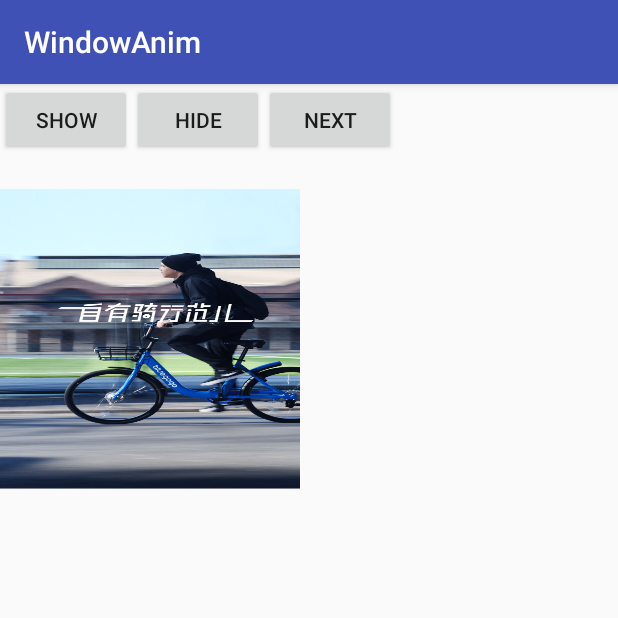
After one commit to ZhaoNingqiang/anim, an Android app: the CircularRevealActivity screen opened directly, with no data from a screen before it, on a phone screen of 412 x 824 dp, the top half of it. The commit adds this screen. Run offline under Robolectric (Android 15) with nearby library versions, the phone set to English and light mode, and no system bars.

Commit message:
learn anim

```diff
--- a/app/src/main/AndroidManifest.xml
+++ b/app/src/main/AndroidManifest.xml
@@ -21,6 +21,10 @@
         <activity
             android:name=".TransitionWithoutScene"
             android:screenOrientation="portrait" />
+
+        <activity
+            android:name=".CircularRevealActivity"
+            android:screenOrientation="portrait" />
     </application>
 
 </manifest>
--- a/app/src/main/java/flower/windowanim/TransitionWithoutScene.java
+++ b/app/src/main/java/flower/windowanim/TransitionWithoutScene.java
@@ -1,6 +1,7 @@
 package flower.windowanim;
 
 import android.app.Activity;
+import android.content.Intent;
 import android.os.Bundle;
 import android.support.annotation.Nullable;
 import android.support.v7.app.AppCompatActivity;
@@ -69,6 +70,11 @@ public class TransitionWithoutScene extends AppCompatActivity {
                 textView2.setText("Lable2");
                 mainLayout.addView(textView2);
                 break;
+
+            case R.id.btn_next:
+                Intent i =  new Intent(this,CircularRevealActivity.class);
+                startActivity(i);
+                break;
         }
 
 
--- /dev/null
+++ b/app/src/main/res/layout/activity_circular_reveal.xml
@@ -0,0 +1,41 @@
+<?xml version="1.0" encoding="utf-8"?>
+<LinearLayout xmlns:android="http://schemas.android.com/apk/res/android"
+    android:layout_width="match_parent"
+    android:layout_height="match_parent"
+    android:orientation="vertical">
+
+    <LinearLayout
+        android:layout_width="match_parent"
+        android:layout_height="50dp"
+        android:orientation="horizontal">
+
+        <Button
+            android:id="@+id/btn_show"
+            android:layout_width="wrap_content"
+            android:layout_height="wrap_content"
+            android:onClick="go"
+            android:text="show" />
+
+        <Button
+            android:id="@+id/btn_hide"
+            android:layout_width="wrap_content"
+            android:layout_height="wrap_content"
+            android:onClick="go"
+            android:text="hide" />
+
+        <Button
+            android:layout_width="wrap_content"
+            android:layout_height="wrap_content"
+            android:onClick="go"
+            android:text="next" />
+    </LinearLayout>
+
+    <ImageView
+        android:id="@+id/iv_bike"
+        android:layout_width="200dp"
+        android:layout_height="200dp"
+        android:layout_marginTop="20dp"
+        android:scaleType="fitXY"
+        android:src="@mipmap/bg_feature_4" />
+
+</LinearLayout>
```
Also changed, not shown: app/src/main/java/flower/windowanim/CircularRevealActivity.java (added, +72 -0 lines), app/src/main/res/layout/activity_transition.xml (+7 -0 lines), app/src/main/res/mipmap-xhdpi/bg_feature_4.png (added).
